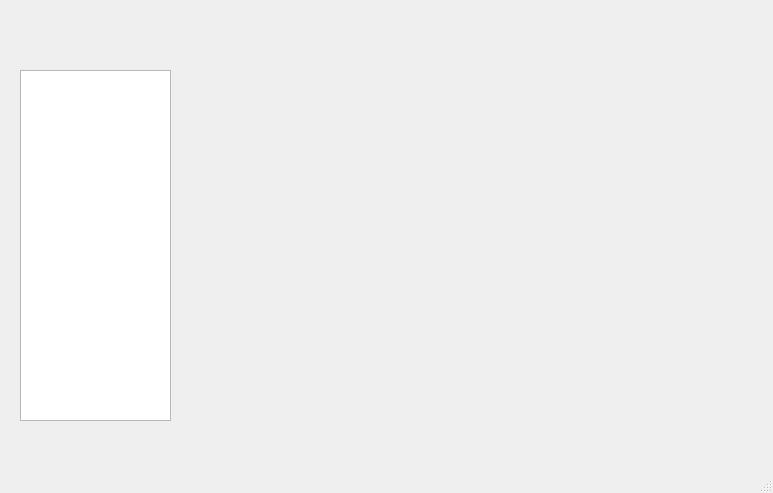
Above: commons/ui/motionLib.ui from lonegather/Barbarian before the change. Below: the same form after it.
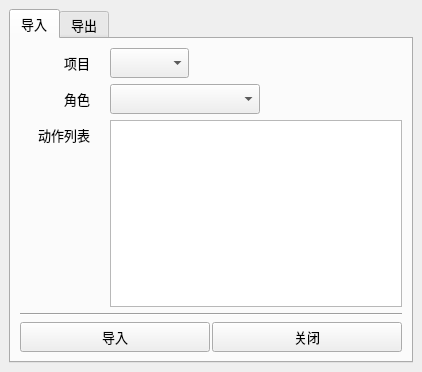
That is the form after the change.

Diff of the .ui file:
```diff
--- a/commons/ui/motionLib.ui
+++ b/commons/ui/motionLib.ui
@@ -6,10 +6,16 @@
    <rect>
     <x>0</x>
     <y>0</y>
-    <width>773</width>
-    <height>493</height>
+    <width>422</width>
+    <height>372</height>
    </rect>
   </property>
+  <property name="font">
+   <font>
+    <family>微软雅黑</family>
+    <pointsize>10</pointsize>
+   </font>
+  </property>
   <property name="windowTitle">
    <string>MainWindow</string>
   </property>
@@ -17,28 +23,214 @@
    <bool>false</bool>
   </property>
   <widget class="QWidget" name="centralwidget">
-   <widget class="QListWidget" name="listWidget">
-    <property name="geometry">
-     <rect>
-      <x>20</x>
-      <y>70</y>
-      <width>151</width>
-      <height>351</height>
-     </rect>
-    </property>
-   </widget>
+   <layout class="QGridLayout" name="gridLayout">
+    <item row="0" column="0">
+     <widget class="QTabWidget" name="tabWidget">
+      <property name="font">
+       <font>
+        <family>微软雅黑</family>
+        <pointsize>10</pointsize>
+       </font>
+      </property>
+      <property name="currentIndex">
+       <number>0</number>
+      </property>
+      <widget class="QWidget" name="tab">
+       <attribute name="title">
+        <string>导入</string>
+       </attribute>
+       <layout class="QVBoxLayout" name="verticalLayout">
+        <item>
+         <layout class="QFormLayout" name="formLayout">
+          <property name="fieldGrowthPolicy">
+           <enum>QFormLayout::ExpandingFieldsGrow</enum>
+          </property>
+          <property name="horizontalSpacing">
+           <number>20</number>
+          </property>
+          <item row="0" column="0">
+           <widget class="QLabel" name="Label">
+            <property name="sizePolicy">
+             <sizepolicy hsizetype="Preferred" vsizetype="Fixed">
+              <horstretch>0</horstretch>
+              <verstretch>0</verstretch>
+             </sizepolicy>
+            </property>
+            <property name="minimumSize">
+             <size>
+              <width>70</width>
+              <height>30</height>
+             </size>
+            </property>
+            <property name="font">
+             <font>
+              <family>微软雅黑</family>
+              <pointsize>10</pointsize>
+             </font>
+            </property>
+            <property name="text">
+             <string>项目</string>
+            </property>
+            <property name="alignment">
+             <set>Qt::AlignRight|Qt::AlignTrailing|Qt::AlignVCenter</set>
+            </property>
+           </widget>
+          </item>
+          <item row="0" column="1">
+           <widget class="QComboBox" name="motionLibCBProject">
+            <property name="minimumSize">
+             <size>
+              <width>0</width>
+              <height>30</height>
+             </size>
+            </property>
+           </widget>
+          </item>
+          <item row="1" column="0">
+           <widget class="QLabel" name="Label_2">
+            <property name="sizePolicy">
+             <sizepolicy hsizetype="Preferred" vsizetype="Fixed">
+              <horstretch>0</horstretch>
+              <verstretch>0</verstretch>
+             </sizepolicy>
+            </property>
+            <property name="minimumSize">
+             <size>
+              <width>70</width>
+              <height>30</height>
+             </size>
+            </property>
+            <property name="font">
+             <font>
+              <family>微软雅黑</family>
+              <pointsize>10</pointsize>
+             </font>
+            </property>
+            <property name="text">
+             <string>角色</string>
+            </property>
+            <property name="alignment">
+             <set>Qt::AlignRight|Qt::AlignTrailing|Qt::AlignVCenter</set>
+            </property>
+           </widget>
+          </item>
+          <item row="1" column="1">
+           <widget class="QComboBox" name="motionLibCBCharactor">
+            <property name="minimumSize">
+             <size>
+              <width>150</width>
+              <height>30</height>
+             </size>
+            </property>
+           </widget>
+          </item>
+          <item row="2" column="0">
+           <widget class="QLabel" name="label">
+            <property name="sizePolicy">
+             <sizepolicy hsizetype="Preferred" vsizetype="Fixed">
+              <horstretch>0</horstretch>
+              <verstretch>0</verstretch>
+             </sizepolicy>
+            </property>
+            <property name="minimumSize">
+             <size>
+              <width>70</width>
+              <height>30</height>
+             </size>
+            </property>
+            <property name="font">
+             <font>
+              <family>微软雅黑</family>
+              <pointsize>10</pointsize>
+             </font>
+            </property>
+            <property name="text">
+             <string>动作列表</string>
+            </property>
+            <property name="alignment">
+             <set>Qt::AlignRight|Qt::AlignTrailing|Qt::AlignVCenter</set>
+            </property>
+           </widget>
+          </item>
+          <item row="2" column="1">
+           <widget class="QListWidget" name="listWidget"/>
+          </item>
+         </layout>
+        </item>
+        <item>
+         <widget class="Line" name="line">
+          <property name="orientation">
+           <enum>Qt::Horizontal</enum>
+          </property>
+         </widget>
+        </item>
+        <item>
+         <layout class="QHBoxLayout" name="horizontalLayout">
+          <property name="spacing">
+           <number>2</number>
+          </property>
+          <item>
+           <widget class="QPushButton" name="pushButton_2">
+            <property name="minimumSize">
+             <size>
+              <width>0</width>
+              <height>30</height>
+             </size>
+            </property>
+            <property name="font">
+             <font>
+              <family>微软雅黑</family>
+              <pointsize>10</pointsize>
+             </font>
+            </property>
+            <property name="text">
+             <string>导入</string>
+            </property>
+           </widget>
+          </item>
+          <item>
+           <widget class="QPushButton" name="pushButton">
+            <property name="minimumSize">
+             <size>
+              <width>0</width>
+              <height>30</height>
+             </size>
+            </property>
+            <property name="font">
+             <font>
+              <family>微软雅黑</family>
+              <pointsize>10</pointsize>
+             </font>
+            </property>
+            <property name="text">
+             <string>关闭</string>
+            </property>
+           </widget>
+          </item>
+         </layout>
+        </item>
+       </layout>
+      </widget>
+      <widget class="QWidget" name="tab_2">
+       <attribute name="title">
+        <string>导出</string>
+       </attribute>
+       <widget class="QWidget" name="horizontalLayoutWidget_2">
+        <property name="geometry">
+         <rect>
+          <x>60</x>
+          <y>110</y>
+          <width>160</width>
+          <height>80</height>
+         </rect>
+        </property>
+        <layout class="QHBoxLayout" name="horizontalLayout_2"/>
+       </widget>
+      </widget>
+     </widget>
+    </item>
+   </layout>
   </widget>
-  <widget class="QMenuBar" name="menubar">
-   <property name="geometry">
-    <rect>
-     <x>0</x>
-     <y>0</y>
-     <width>773</width>
-     <height>23</height>
-    </rect>
-   </property>
-  </widget>
-  <widget class="QStatusBar" name="statusbar"/>
  </widget>
  <resources/>
  <connections/>
```
Left out of the diff: 25 changed lines with no effect on the pictures.
